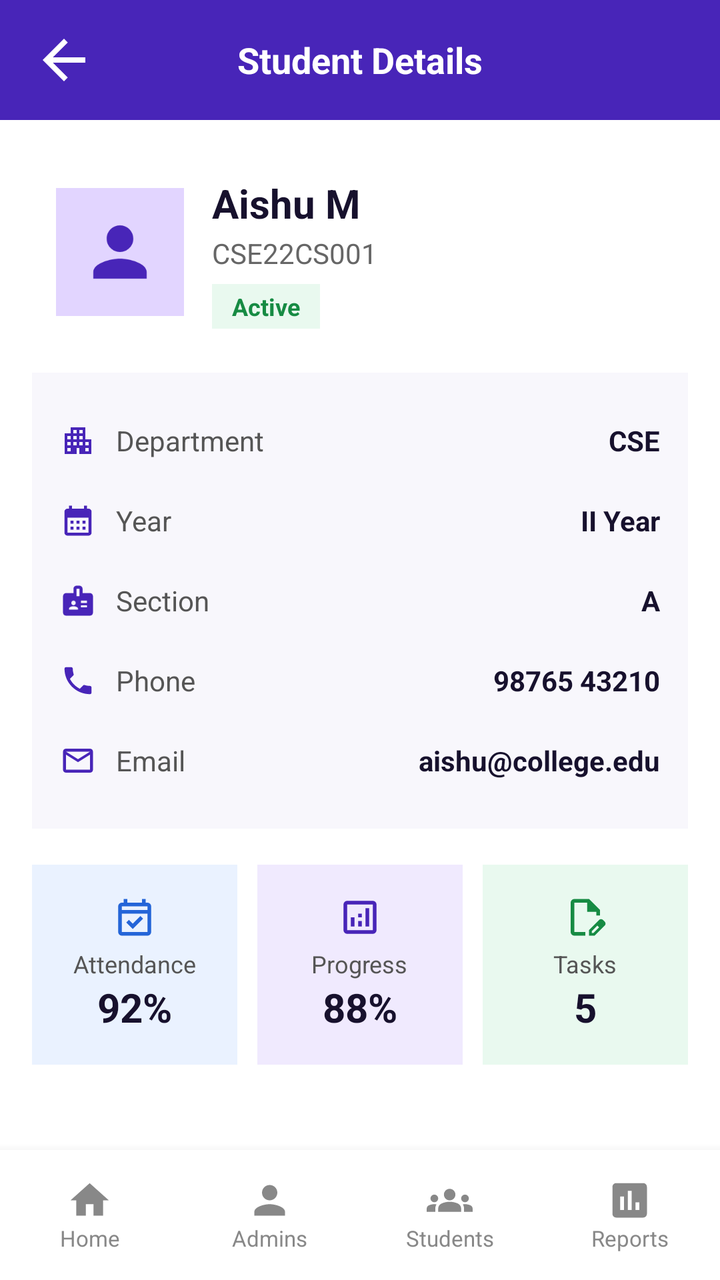
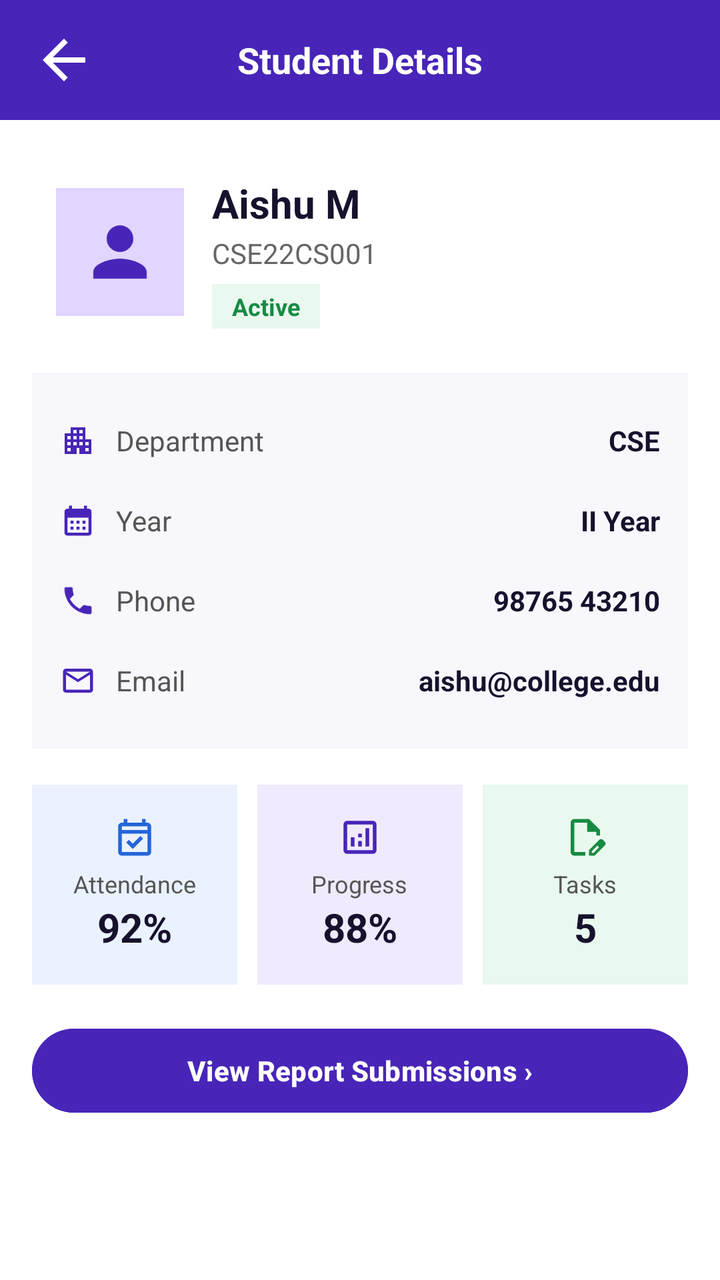

Screens rendered from an Android XML layout before and after an edit, with the pre-edit source and the edit as a unified diff.
<!-- AndroidManifest.xml: application theme Theme.TrackPoint -->
<!-- res/layout/activity_staff_student_details.xml -->
<?xml version="1.0" encoding="utf-8"?>

<LinearLayout xmlns:android="http://schemas.android.com/apk/res/android"
    xmlns:app="http://schemas.android.com/apk/res-auto"
    android:id="@+id/main"
    android:layout_width="match_parent"
    android:layout_height="match_parent"
    android:orientation="vertical"
    android:background="#4825B8"
    android:fitsSystemWindows="true">

    
    <LinearLayout
        android:layout_width="match_parent"
        android:layout_height="60dp"
        android:orientation="horizontal"
        android:gravity="center_vertical"
        android:paddingStart="16dp"
        android:paddingEnd="16dp"
        android:background="#4825B8">

        <ImageView
            android:id="@+id/btnBack"
            android:layout_width="32dp"
            android:layout_height="32dp"
            android:src="@drawable/back_symbol"
            app:tint="@color/white"
            android:contentDescription="Back" />

        <TextView
            android:layout_width="0dp"
            android:layout_height="wrap_content"
            android:layout_weight="1"
            android:text="Student Details"
            android:textColor="@color/white"
            android:textSize="18sp"
            android:textStyle="bold"
            android:gravity="center" />

        <View
            android:layout_width="32dp"
            android:layout_height="32dp" />

    </LinearLayout>

    
    <ScrollView
        android:layout_width="match_parent"
        android:layout_height="0dp"
        android:layout_weight="1"
        android:fillViewport="true"
        android:background="@color/white">

        <LinearLayout
            android:layout_width="match_parent"
            android:layout_height="wrap_content"
            android:orientation="vertical"
            android:padding="16dp">

            
            <LinearLayout
                android:layout_width="match_parent"
                android:layout_height="wrap_content"
                android:orientation="horizontal"
                android:gravity="center_vertical"
                android:padding="12dp">

                <ImageView
                    android:layout_width="64dp"
                    android:layout_height="64dp"
                    android:padding="12dp"
                    android:src="@drawable/profile_symbol"
                    app:tint="#4825B8"
                    android:background="#E2D5FF"
                    android:contentDescription="Profile Avatar" />

                <LinearLayout
                    android:layout_width="0dp"
                    android:layout_height="wrap_content"
                    android:layout_weight="1"
                    android:orientation="vertical"
                    android:paddingStart="14dp">

                    <TextView
                        android:id="@+id/txtStudentName"
                        android:layout_width="wrap_content"
                        android:layout_height="wrap_content"
                        android:text="Aishu M"
                        android:textSize="20sp"
                        android:textStyle="bold"
                        android:textColor="#17112D" />

                    <TextView
                        android:id="@+id/txtStudentId"
                        android:layout_width="wrap_content"
                        android:layout_height="wrap_content"
                        android:text="CSE22CS001"
                        android:textSize="14sp"
                        android:textColor="#666666"
                        android:layout_marginTop="2dp" />

                    <TextView
                        android:layout_width="wrap_content"
                        android:layout_height="wrap_content"
                        android:text="Active"
                        android:textSize="12sp"
                        android:textStyle="bold"
                        android:textColor="#168B43"
                        android:background="#E9F9EF"
                        android:paddingStart="10dp"
                        android:paddingEnd="10dp"
                        android:paddingTop="3dp"
                        android:paddingBottom="3dp"
                        android:layout_marginTop="6dp" />

                </LinearLayout>

            </LinearLayout>

            
            <LinearLayout
                android:layout_width="match_parent"
                android:layout_height="wrap_content"
                android:orientation="vertical"
                android:background="#F8F7FC"
                android:padding="14dp"
                android:layout_marginTop="10dp">

                
                <LinearLayout
                    android:layout_width="match_parent"
                    android:layout_height="40dp"
                    android:orientation="horizontal"
                    android:gravity="center_vertical">

                    <ImageView
                        android:layout_width="18dp"
                        android:layout_height="18dp"
                        android:src="@drawable/ic_department"
                        app:tint="#4825B8" />

                    <TextView
                        android:layout_width="0dp"
                        android:layout_height="wrap_content"
                        android:layout_weight="1"
                        android:text="Department"
                        android:paddingStart="10dp"
                        android:textSize="14sp"
                        android:textColor="#555555" />

                    <TextView
                        android:id="@+id/txtDepartment"
                        android:layout_width="wrap_content"
                        android:layout_height="wrap_content"
                        android:text="CSE"
                        android:textStyle="bold"
                        android:textSize="14sp"
                        android:textColor="#17112D" />
                </LinearLayout>

                
                <LinearLayout
                    android:layout_width="match_parent"
                    android:layout_height="40dp"
                    android:orientation="horizontal"
                    android:gravity="center_vertical">

                    <ImageView
                        android:layout_width="18dp"
                        android:layout_height="18dp"
                        android:src="@drawable/ic_academic_year"
                        app:tint="#4825B8" />

                    <TextView
                        android:layout_width="0dp"
                        android:layout_height="wrap_content"
                        android:layout_weight="1"
                        android:text="Year"
                        android:paddingStart="10dp"
                        android:textSize="14sp"
                        android:textColor="#555555" />

                    <TextView
                        android:id="@+id/txtYear"
                        android:layout_width="wrap_content"
                        android:layout_height="wrap_content"
                        android:text="II Year"
                        android:textStyle="bold"
                        android:textSize="14sp"
                        android:textColor="#17112D" />
                </LinearLayout>

                
                <LinearLayout
                    android:layout_width="match_parent"
                    android:layout_height="40dp"
                    android:orientation="horizontal"
                    android:gravity="center_vertical">

                    <ImageView
                        android:layout_width="18dp"
                        android:layout_height="18dp"
                        android:src="@drawable/ic_section_class"
                        app:tint="#4825B8" />

                    <TextView
                        android:layout_width="0dp"
                        android:layout_height="wrap_content"
                        android:layout_weight="1"
                        android:text="Section"
                        android:paddingStart="10dp"
                        android:textSize="14sp"
                        android:textColor="#555555" />

                    <TextView
                        android:id="@+id/txtSection"
                        android:layout_width="wrap_content"
                        android:layout_height="wrap_content"
                        android:text="A"
                        android:textStyle="bold"
                        android:textSize="14sp"
                        android:textColor="#17112D" />
                </LinearLayout>

                
                <LinearLayout
                    android:layout_width="match_parent"
                    android:layout_height="40dp"
                    android:orientation="horizontal"
                    android:gravity="center_vertical">

                    <ImageView
                        android:layout_width="18dp"
                        android:layout_height="18dp"
                        android:src="@drawable/ic_phone"
                        app:tint="#4825B8" />

                    <TextView
                        android:layout_width="0dp"
                        android:layout_height="wrap_content"
                        android:layout_weight="1"
                        android:text="Phone"
                        android:paddingStart="10dp"
                        android:textSize="14sp"
                        android:textColor="#555555" />

                    <TextView
                        android:id="@+id/txtPhone"
                        android:layout_width="wrap_content"
                        android:layout_height="wrap_content"
                        android:text="98765 43210"
                        android:textStyle="bold"
                        android:textSize="14sp"
                        android:textColor="#17112D" />
                </LinearLayout>

                
                <LinearLayout
                    android:layout_width="match_parent"
                    android:layout_height="40dp"
                    android:orientation="horizontal"
                    android:gravity="center_vertical">

                    <ImageView
                        android:layout_width="18dp"
                        android:layout_height="18dp"
                        android:src="@drawable/ic_email"
                        app:tint="#4825B8" />

                    <TextView
                        android:layout_width="0dp"
                        android:layout_height="wrap_content"
                        android:layout_weight="1"
                        android:text="Email"
                        android:paddingStart="10dp"
                        android:textSize="14sp"
                        android:textColor="#555555" />

                    <TextView
                        android:id="@+id/txtEmail"
                        android:layout_width="wrap_content"
                        android:layout_height="wrap_content"
                        android:text="aishu@college.edu"
                        android:textStyle="bold"
                        android:textSize="14sp"
                        android:textColor="#17112D" />
                </LinearLayout>

            </LinearLayout>

            
            <LinearLayout
                android:layout_width="match_parent"
                android:layout_height="wrap_content"
                android:orientation="horizontal"
                android:layout_marginTop="18dp">

                
                <LinearLayout
                    android:layout_width="0dp"
                    android:layout_height="100dp"
                    android:layout_weight="1"
                    android:layout_marginEnd="5dp"
                    android:orientation="vertical"
                    android:gravity="center"
                    android:background="#EAF2FF"
                    android:padding="8dp">

                    <ImageView
                        android:layout_width="22dp"
                        android:layout_height="22dp"
                        android:src="@drawable/attendance_symbol"
                        app:tint="#2465D8" />

                    <TextView
                        android:layout_width="wrap_content"
                        android:layout_height="wrap_content"
                        android:text="Attendance"
                        android:textSize="12sp"
                        android:textColor="#555555"
                        android:layout_marginTop="4dp" />

                    <TextView
                        android:id="@+id/txtAttendance"
                        android:layout_width="wrap_content"
                        android:layout_height="wrap_content"
                        android:text="92%"
                        android:textSize="20sp"
                        android:textStyle="bold"
                        android:textColor="#17112D" />
                </LinearLayout>

                
                <LinearLayout
                    android:layout_width="0dp"
                    android:layout_height="100dp"
                    android:layout_weight="1"
                    android:layout_marginStart="5dp"
                    android:layout_marginEnd="5dp"
                    android:orientation="vertical"
                    android:gravity="center"
                    android:background="#F0EAFE"
                    android:padding="8dp">

                    <ImageView
                        android:layout_width="22dp"
                        android:layout_height="22dp"
                        android:src="@drawable/progress_symbol"
                        app:tint="#4825B8" />

                    <TextView
                        android:layout_width="wrap_content"
                        android:layout_height="wrap_content"
                        android:text="Progress"
                        android:textSize="12sp"
                        android:textColor="#555555"
                        android:layout_marginTop="4dp" />

                    <TextView
                        android:id="@+id/txtProgress"
                        android:layout_width="wrap_content"
                        android:layout_height="wrap_content"
                        android:text="88%"
                        android:textSize="20sp"
                        android:textStyle="bold"
                        android:textColor="#17112D" />
                </LinearLayout>

                
                <LinearLayout
                    android:layout_width="0dp"
                    android:layout_height="100dp"
                    android:layout_weight="1"
                    android:layout_marginStart="5dp"
                    android:orientation="vertical"
                    android:gravity="center"
                    android:background="#E9F9EF"
                    android:padding="8dp">

                    <ImageView
                        android:layout_width="22dp"
                        android:layout_height="22dp"
                        android:src="@drawable/daily_progress_symbol"
                        app:tint="#168B43" />

                    <TextView
                        android:layout_width="wrap_content"
                        android:layout_height="wrap_content"
                        android:text="Tasks"
                        android:textSize="12sp"
                        android:textColor="#555555"
                        android:layout_marginTop="4dp" />

                    <TextView
                        android:id="@+id/txtTasks"
                        android:layout_width="wrap_content"
                        android:layout_height="wrap_content"
                        android:text="5"
                        android:textSize="20sp"
                        android:textStyle="bold"
                        android:textColor="#17112D" />
                </LinearLayout>

            </LinearLayout>

        </LinearLayout>

    </ScrollView>

    
    <include
        layout="@layout/view_staff_admin_bottom_navigation" />

</LinearLayout>
<!-- res/layout/view_staff_admin_bottom_navigation.xml (included above) -->
<?xml version="1.0" encoding="utf-8"?>

<LinearLayout xmlns:android="http://schemas.android.com/apk/res/android"
    android:layout_width="match_parent"
    android:layout_height="65dp"
    android:orientation="horizontal"
    android:gravity="center"
    android:background="@color/white"
    android:elevation="8dp">

    <LinearLayout
        android:id="@+id/navHome"
        android:layout_width="0dp"
        android:layout_height="match_parent"
        android:layout_weight="1"
        android:orientation="vertical"
        android:gravity="center"
        android:clickable="true"
        android:focusable="true">

        <ImageView
            android:id="@+id/iconHome"
            android:layout_width="23dp"
            android:layout_height="23dp"
            android:src="@drawable/ic_staff_home"
            android:tint="#888888" />

        <TextView
            android:id="@+id/textHome"
            android:layout_width="wrap_content"
            android:layout_height="wrap_content"
            android:text="Home"
            android:textSize="11sp"
            android:textColor="#888888" />
    </LinearLayout>

    <LinearLayout
        android:id="@+id/navAdmins"
        android:layout_width="0dp"
        android:layout_height="match_parent"
        android:layout_weight="1"
        android:orientation="vertical"
        android:gravity="center"
        android:clickable="true"
        android:focusable="true">

        <ImageView
            android:id="@+id/iconAdmins"
            android:layout_width="23dp"
            android:layout_height="23dp"
            android:src="@drawable/ic_staff_admins"
            android:tint="#888888" />

        <TextView
            android:id="@+id/textAdmins"
            android:layout_width="wrap_content"
            android:layout_height="wrap_content"
            android:text="Admins"
            android:textSize="11sp"
            android:textColor="#888888" />
    </LinearLayout>

    <LinearLayout
        android:id="@+id/navStudents"
        android:layout_width="0dp"
        android:layout_height="match_parent"
        android:layout_weight="1"
        android:orientation="vertical"
        android:gravity="center"
        android:clickable="true"
        android:focusable="true">

        <ImageView
            android:id="@+id/iconStudents"
            android:layout_width="23dp"
            android:layout_height="23dp"
            android:src="@drawable/ic_staff_students"
            android:tint="#888888" />

        <TextView
            android:id="@+id/textStudents"
            android:layout_width="wrap_content"
            android:layout_height="wrap_content"
            android:text="Students"
            android:textSize="11sp"
            android:textColor="#888888" />
    </LinearLayout>

    <LinearLayout
        android:id="@+id/navReports"
        android:layout_width="0dp"
        android:layout_height="match_parent"
        android:layout_weight="1"
        android:orientation="vertical"
        android:gravity="center"
        android:clickable="true"
        android:focusable="true">

        <ImageView
            android:id="@+id/iconReports"
            android:layout_width="23dp"
            android:layout_height="23dp"
            android:src="@drawable/ic_staff_reports"
            android:tint="#888888" />

        <TextView
            android:id="@+id/textReports"
            android:layout_width="wrap_content"
            android:layout_height="wrap_content"
            android:text="Reports"
            android:textSize="11sp"
            android:textColor="#888888" />
    </LinearLayout>

</LinearLayout>
<!-- resources referenced by this layout -->
<resources>
  <color name="white">#FFFFFFFF</color>
  <!-- drawable back_symbol (drawable) -->
  <vector xmlns:android="http://schemas.android.com/apk/res/android" android:autoMirrored="true" android:height="24dp" android:tint="#000000" android:viewportHeight="24" android:viewportWidth="24" android:width="24dp">
        
      <path android:fillColor="@android:color/white" android:pathData="M20,11H7.83l5.59,-5.59L12,4l-8,8 8,8 1.41,-1.41L7.83,13H20v-2z"/>
      
  </vector>
  <!-- drawable ic_section_class (drawable) -->
  <vector xmlns:android="http://schemas.android.com/apk/res/android" android:height="24dp" android:tint="#000000" android:viewportHeight="24" android:viewportWidth="24" android:width="24dp">
        
      <path android:fillColor="@android:color/white" android:pathData="M20,7h-5V4c0,-1.1 -0.9,-2 -2,-2h-2C9.9,2 9,2.9 9,4v3H4C2.9,7 2,7.9 2,9v11c0,1.1 0.9,2 2,2h16c1.1,0 2,-0.9 2,-2V9C22,7.9 21.1,7 20,7zM9,12c0.83,0 1.5,0.67 1.5,1.5S9.83,15 9,15s-1.5,-0.67 -1.5,-1.5S8.17,12 9,12zM12,18H6v-0.75c0,-1 2,-1.5 3,-1.5s3,0.5 3,1.5V18zM13,9h-2V4h2V9zM18,16.5h-4V15h4V16.5zM18,13.5h-4V12h4V13.5z"/>
      
  </vector>
  <!-- drawable ic_staff_admins (drawable) -->
  <vector xmlns:android="http://schemas.android.com/apk/res/android" android:height="24dp" android:tint="#000000" android:viewportHeight="24" android:viewportWidth="24" android:width="24dp">
        
      <path android:fillColor="@android:color/white" android:pathData="M12,12c2.21,0 4,-1.79 4,-4s-1.79,-4 -4,-4 -4,1.79 -4,4 1.79,4 4,4zM12,14c-2.67,0 -8,1.34 -8,4v2h16v-2c0,-2.66 -5.33,-4 -8,-4z"/>
      
  </vector>
  <!-- drawable ic_staff_home (drawable) -->
  <vector xmlns:android="http://schemas.android.com/apk/res/android" android:height="24dp" android:tint="#000000" android:viewportHeight="24" android:viewportWidth="24" android:width="24dp">
        
      <path android:fillColor="@android:color/white" android:pathData="M10,20v-6h4v6h5v-8h3L12,3 2,12h3v8z"/>
      
  </vector>
  <!-- drawable ic_staff_reports (drawable) -->
  <vector xmlns:android="http://schemas.android.com/apk/res/android" android:height="24dp" android:tint="#000000" android:viewportHeight="24" android:viewportWidth="24" android:width="24dp">
        
      <path android:fillColor="@android:color/white" android:pathData="M19,3L5,3c-1.1,0 -2,0.9 -2,2v14c0,1.1 0.9,2 2,2h14c1.1,0 2,-0.9 2,-2L21,5c0,-1.1 -0.9,-2 -2,-2zM9,17L7,17v-7h2v7zM13,17h-2L11,7h2v10zM17,17h-2v-4h2v4z"/>
      
  </vector>
  <!-- drawable ic_staff_students (drawable) -->
  <vector xmlns:android="http://schemas.android.com/apk/res/android" android:height="24dp" android:tint="#000000" android:viewportHeight="24" android:viewportWidth="24" android:width="24dp">
        
      <path android:fillColor="@android:color/white" android:pathData="M12,12.75c1.63,0 3.07,0.39 4.24,0.9c1.08,0.48 1.76,1.56 1.76,2.73L18,18H6l0,-1.61c0,-1.18 0.68,-2.26 1.76,-2.73C8.93,13.14 10.37,12.75 12,12.75zM4,13c1.1,0 2,-0.9 2,-2c0,-1.1 -0.9,-2 -2,-2s-2,0.9 -2,2C2,12.1 2.9,13 4,13zM5.13,14.1C4.76,14.04 4.39,14 4,14c-0.99,0 -1.93,0.21 -2.78,0.58C0.48,14.9 0,15.62 0,16.43V18l4.5,0v-1.61C4.5,15.56 4.73,14.78 5.13,14.1zM20,13c1.1,0 2,-0.9 2,-2c0,-1.1 -0.9,-2 -2,-2s-2,0.9 -2,2C18,12.1 18.9,13 20,13zM24,16.43c0,-0.81 -0.48,-1.53 -1.22,-1.85C21.93,14.21 20.99,14 20,14c-0.39,0 -0.76,0.04 -1.13,0.1c0.4,0.68 0.63,1.46 0.63,2.29V18l4.5,0V16.43zM12,6c1.66,0 3,1.34 3,3c0,1.66 -1.34,3 -3,3s-3,-1.34 -3,-3C9,7.34 10.34,6 12,6z"/>
      
  </vector>
  <style name="Theme.TrackPoint" parent="Base.Theme.TrackPoint" />
  <style name="Base.Theme.TrackPoint" parent="Theme.Material3.DayNight.NoActionBar">
          
          
      </style>
  <!-- unchanged entries left out for length: 8 -->
</resources>

<!-- the commit's change to res/layout/activity_staff_student_details.xml (unified diff, before → after) -->
@@ -190,37 +190,7 @@
                         android:textColor="#17112D" />
                 </LinearLayout>
 
-                
-                <LinearLayout
-                    android:layout_width="match_parent"
-                    android:layout_height="40dp"
-                    android:orientation="horizontal"
-                    android:gravity="center_vertical">
-
-                    <ImageView
-                        android:layout_width="18dp"
-                        android:layout_height="18dp"
-                        android:src="@drawable/ic_section_class"
-                        app:tint="#4825B8" />
-
-                    <TextView
-                        android:layout_width="0dp"
-                        android:layout_height="wrap_content"
-                        android:layout_weight="1"
-                        android:text="Section"
-                        android:paddingStart="10dp"
-                        android:textSize="14sp"
-                        android:textColor="#555555" />
-
-                    <TextView
-                        android:id="@+id/txtSection"
-                        android:layout_width="wrap_content"
-                        android:layout_height="wrap_content"
-                        android:text="A"
-                        android:textStyle="bold"
-                        android:textSize="14sp"
-                        android:textColor="#17112D" />
-                </LinearLayout>
+
 
                 
                 <LinearLayout
@@ -403,128 +373,20 @@
 
             </LinearLayout>
 
+            
+            <Button
+                android:id="@+id/btnViewStudentWeeklySubmissions"
+                android:layout_width="match_parent"
+                android:layout_height="50dp"
+                android:layout_marginTop="18dp"
+                android:text="View Report Submissions ›"
+                android:textColor="@color/white"
+                android:textSize="14sp"
+                android:textStyle="bold"
+                android:backgroundTint="#4825B8" />
+
         </LinearLayout>
 
     </ScrollView>
 
-    
-    <include
-        layout="@layout/view_staff_admin_bottom_navigation" />
-
 </LinearLayout>
-<!-- res/layout/view_staff_admin_bottom_navigation.xml (included above) -->
-<?xml version="1.0" encoding="utf-8"?>
-
-<LinearLayout xmlns:android="http://schemas.android.com/apk/res/android"
-    android:layout_width="match_parent"
-    android:layout_height="65dp"
-    android:orientation="horizontal"
-    android:gravity="center"
-    android:background="@color/white"
-    android:elevation="8dp">
-
-    <LinearLayout
-        android:id="@+id/navHome"
-        android:layout_width="0dp"
-        android:layout_height="match_parent"
-        android:layout_weight="1"
-        android:orientation="vertical"
-        android:gravity="center"
-        android:clickable="true"
-        android:focusable="true">
-
-        <ImageView
-            android:id="@+id/iconHome"
-            android:layout_width="23dp"
-            android:layout_height="23dp"
-            android:src="@drawable/ic_staff_home"
-            android:tint="#888888" />
-
-        <TextView
-            android:id="@+id/textHome"
-            android:layout_width="wrap_content"
-            android:layout_height="wrap_content"
-            android:text="Home"
-            android:textSize="11sp"
-            android:textColor="#888888" />
-    </LinearLayout>
-
-    <LinearLayout
-        android:id="@+id/navAdmins"
-        android:layout_width="0dp"
-        android:layout_height="match_parent"
-        android:layout_weight="1"
-        android:orientation="vertical"
-        android:gravity="center"
-        android:clickable="true"
-        android:focusable="true">
-
-        <ImageView
-            android:id="@+id/iconAdmins"
-            android:layout_width="23dp"
-            android:layout_height="23dp"
-            android:src="@drawable/ic_staff_admins"
-            android:tint="#888888" />
-
-        <TextView
-            android:id="@+id/textAdmins"
-            android:layout_width="wrap_content"
-            android:layout_height="wrap_content"
-            android:text="Admins"
-            android:textSize="11sp"
-            android:textColor="#888888" />
-    </LinearLayout>
-
-    <LinearLayout
-        android:id="@+id/navStudents"
-        android:layout_width="0dp"
-        android:layout_height="match_parent"
-        android:layout_weight="1"
-        android:orientation="vertical"
-        android:gravity="center"
-        android:clickable="true"
-        android:focusable="true">
-
-        <ImageView
-            android:id="@+id/iconStudents"
-            android:layout_width="23dp"
-            android:layout_height="23dp"
-            android:src="@drawable/ic_staff_students"
-            android:tint="#888888" />
-
-        <TextView
-            android:id="@+id/textStudents"
-            android:layout_width="wrap_content"
-            android:layout_height="wrap_content"
-            android:text="Students"
-            android:textSize="11sp"
-            android:textColor="#888888" />
-    </LinearLayout>
-
-    <LinearLayout
-        android:id="@+id/navReports"
-        android:layout_width="0dp"
-        android:layout_height="match_parent"
-        android:layout_weight="1"
-        android:orientation="vertical"
-        android:gravity="center"
-        android:clickable="true"
-        android:focusable="true">
-
-        <ImageView
-            android:id="@+id/iconReports"
-            android:layout_width="23dp"
-            android:layout_height="23dp"
-            android:src="@drawable/ic_staff_reports"
-            android:tint="#888888" />
-
-        <TextView
-            android:id="@+id/textReports"
-            android:layout_width="wrap_content"
-            android:layout_height="wrap_content"
-            android:text="Reports"
-            android:textSize="11sp"
-            android:textColor="#888888" />
-    </LinearLayout>
-
-</LinearLayout>
<!-- resource entries referenced after the edit -->
@@ -5,36 +5,6 @@
   <vector xmlns:android="http://schemas.android.com/apk/res/android" android:autoMirrored="true" android:height="24dp" android:tint="#000000" android:viewportHeight="24" android:viewportWidth="24" android:width="24dp">
         
       <path android:fillColor="@android:color/white" android:pathData="M20,11H7.83l5.59,-5.59L12,4l-8,8 8,8 1.41,-1.41L7.83,13H20v-2z"/>
-      
-  </vector>
-  <!-- drawable ic_section_class (drawable) -->
-  <vector xmlns:android="http://schemas.android.com/apk/res/android" android:height="24dp" android:tint="#000000" android:viewportHeight="24" android:viewportWidth="24" android:width="24dp">
-        
-      <path android:fillColor="@android:color/white" android:pathData="M20,7h-5V4c0,-1.1 -0.9,-2 -2,-2h-2C9.9,2 9,2.9 9,4v3H4C2.9,7 2,7.9 2,9v11c0,1.1 0.9,2 2,2h16c1.1,0 2,-0.9 2,-2V9C22,7.9 21.1,7 20,7zM9,12c0.83,0 1.5,0.67 1.5,1.5S9.83,15 9,15s-1.5,-0.67 -1.5,-1.5S8.17,12 9,12zM12,18H6v-0.75c0,-1 2,-1.5 3,-1.5s3,0.5 3,1.5V18zM13,9h-2V4h2V9zM18,16.5h-4V15h4V16.5zM18,13.5h-4V12h4V13.5z"/>
-      
-  </vector>
-  <!-- drawable ic_staff_admins (drawable) -->
-  <vector xmlns:android="http://schemas.android.com/apk/res/android" android:height="24dp" android:tint="#000000" android:viewportHeight="24" android:viewportWidth="24" android:width="24dp">
-        
-      <path android:fillColor="@android:color/white" android:pathData="M12,12c2.21,0 4,-1.79 4,-4s-1.79,-4 -4,-4 -4,1.79 -4,4 1.79,4 4,4zM12,14c-2.67,0 -8,1.34 -8,4v2h16v-2c0,-2.66 -5.33,-4 -8,-4z"/>
-      
-  </vector>
-  <!-- drawable ic_staff_home (drawable) -->
-  <vector xmlns:android="http://schemas.android.com/apk/res/android" android:height="24dp" android:tint="#000000" android:viewportHeight="24" android:viewportWidth="24" android:width="24dp">
-        
-      <path android:fillColor="@android:color/white" android:pathData="M10,20v-6h4v6h5v-8h3L12,3 2,12h3v8z"/>
-      
-  </vector>
-  <!-- drawable ic_staff_reports (drawable) -->
-  <vector xmlns:android="http://schemas.android.com/apk/res/android" android:height="24dp" android:tint="#000000" android:viewportHeight="24" android:viewportWidth="24" android:width="24dp">
-        
-      <path android:fillColor="@android:color/white" android:pathData="M19,3L5,3c-1.1,0 -2,0.9 -2,2v14c0,1.1 0.9,2 2,2h14c1.1,0 2,-0.9 2,-2L21,5c0,-1.1 -0.9,-2 -2,-2zM9,17L7,17v-7h2v7zM13,17h-2L11,7h2v10zM17,17h-2v-4h2v4z"/>
-      
-  </vector>
-  <!-- drawable ic_staff_students (drawable) -->
-  <vector xmlns:android="http://schemas.android.com/apk/res/android" android:height="24dp" android:tint="#000000" android:viewportHeight="24" android:viewportWidth="24" android:width="24dp">
-        
-      <path android:fillColor="@android:color/white" android:pathData="M12,12.75c1.63,0 3.07,0.39 4.24,0.9c1.08,0.48 1.76,1.56 1.76,2.73L18,18H6l0,-1.61c0,-1.18 0.68,-2.26 1.76,-2.73C8.93,13.14 10.37,12.75 12,12.75zM4,13c1.1,0 2,-0.9 2,-2c0,-1.1 -0.9,-2 -2,-2s-2,0.9 -2,2C2,12.1 2.9,13 4,13zM5.13,14.1C4.76,14.04 4.39,14 4,14c-0.99,0 -1.93,0.21 -2.78,0.58C0.48,14.9 0,15.62 0,16.43V18l4.5,0v-1.61C4.5,15.56 4.73,14.78 5.13,14.1zM20,13c1.1,0 2,-0.9 2,-2c0,-1.1 -0.9,-2 -2,-2s-2,0.9 -2,2C18,12.1 18.9,13 20,13zM24,16.43c0,-0.81 -0.48,-1.53 -1.22,-1.85C21.93,14.21 20.99,14 20,14c-0.39,0 -0.76,0.04 -1.13,0.1c0.4,0.68 0.63,1.46 0.63,2.29V18l4.5,0V16.43zM12,6c1.66,0 3,1.34 3,3c0,1.66 -1.34,3 -3,3s-3,-1.34 -3,-3C9,7.34 10.34,6 12,6z"/>
       
   </vector>
   <style name="Theme.TrackPoint" parent="Base.Theme.TrackPoint" />
